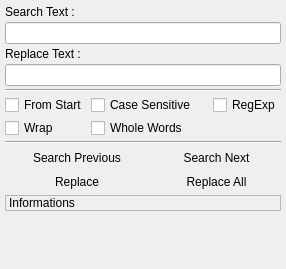
The window that v2/trunk/monkey/src/qscintillamanager/ui/pSearch.ui (testmana2/mks) describes before a commit, drawn with Qt 5.
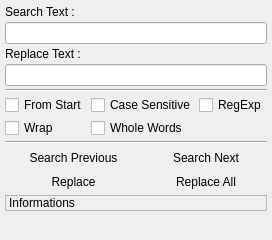
The same window after the commit. Icons and pictures are not drawn.

```diff
--- a/v2/trunk/monkey/src/qscintillamanager/ui/pSearch.ui
+++ b/v2/trunk/monkey/src/qscintillamanager/ui/pSearch.ui
@@ -5,8 +5,8 @@
    <rect>
     <x>0</x>
     <y>0</y>
-    <width>286</width>
-    <height>269</height>
+    <width>250</width>
+    <height>240</height>
    </rect>
   </property>
   <property name="windowTitle" >
```
Left out of the diff: 24 changed lines with no effect on the pictures.
